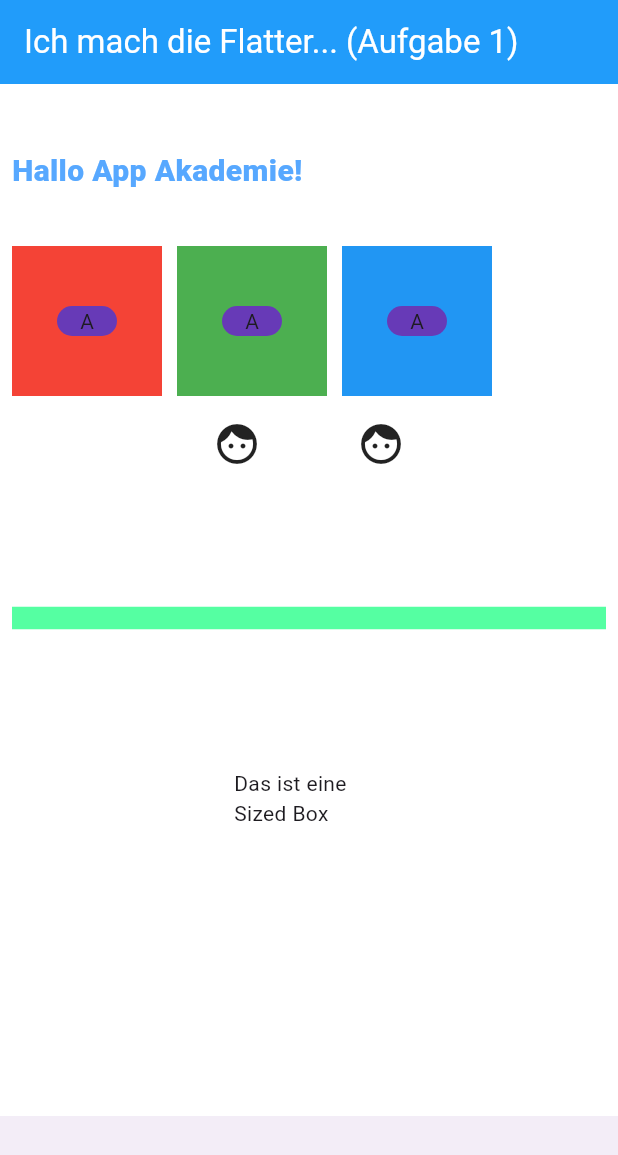
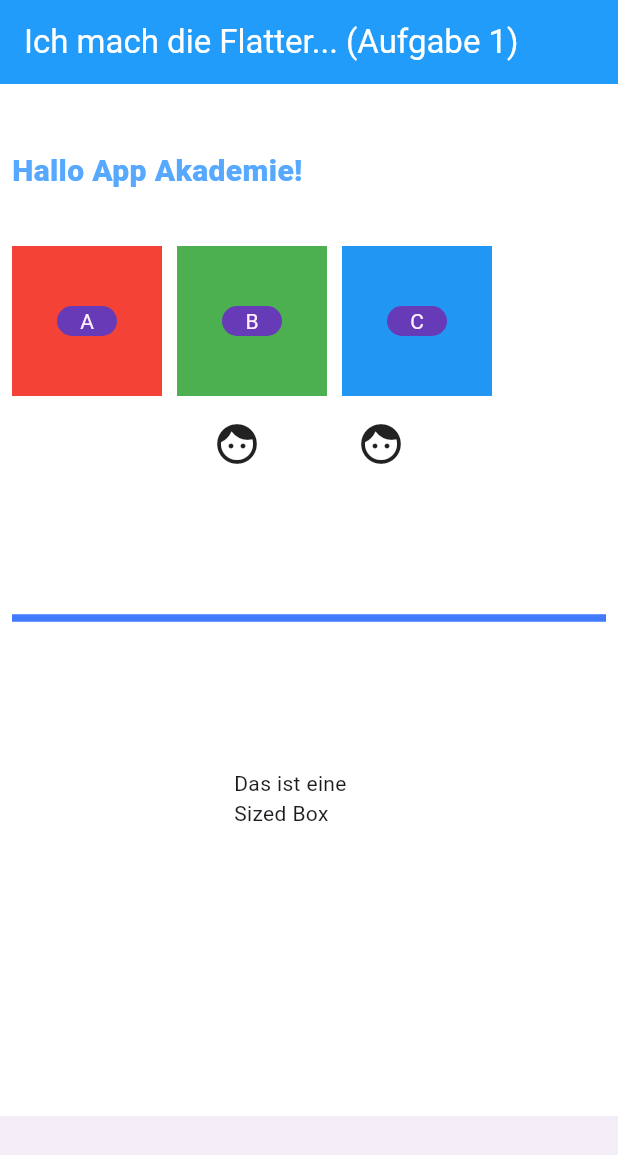
Before and after one commit to Platypus84/flutter_tryouts, a Flutter app: the screen it shows after launch, on a phone screen of 412 x 824 dp. Shown: the top 1155 px of the screen. Run offline on Flutter 3.47's test engine with Material 3 defaults, Android fonts, the phone set to English and light mode, and no system bars.

Commit message:
update03_main.dart_Task_4.2.4

```diff
--- a/lib/main.dart
+++ b/lib/main.dart
@@ -22,7 +22,6 @@ class MainApp extends StatelessWidget {
 
         body: Padding(
           padding: const EdgeInsets.all(8.0),
-          child: Container(
           child: Column(
             children: [
               Row(
@@ -62,7 +61,12 @@ class MainApp extends StatelessWidget {
                         height: 20,
                         width: 40,
                         alignment: Alignment.center,
-                          child: Text('A'),
+                        child: Text(
+                          'A',
+                          style: TextStyle(
+                            color: Color.fromARGB(255, 255, 240, 255),
+                          ),
+                        ),
                       ),
                     ),
                   ),
@@ -81,7 +85,12 @@ class MainApp extends StatelessWidget {
                         height: 20,
                         width: 40,
                         alignment: Alignment.center,
-                          child: Text('A'),
+                        child: Text(
+                          'B',
+                          style: TextStyle(
+                            color: Color.fromARGB(255, 255, 240, 255),
+                          ),
+                        ),
                       ),
                     ),
                   ),
@@ -100,7 +109,12 @@ class MainApp extends StatelessWidget {
                         height: 20,
                         width: 40,
                         alignment: Alignment.center,
-                          child: Text('A'),
+                        child: Text(
+                          'C',
+                          style: TextStyle(
+                            color: Color.fromARGB(255, 255, 240, 255),
+                          ),
+                        ),
                       ),
                     ),
                   ),
@@ -140,9 +154,9 @@ class MainApp extends StatelessWidget {
               ),
               Divider(
                 height: 200,
-                  thickness: 15,
+                thickness: 5,
                 endIndent: null,
-                  color: Color.fromARGB(170, 0, 255, 115),
+                color: Color.fromARGB(255, 65, 122, 255),
               ),
               SizedBox(
                 width: 100,
@@ -151,14 +165,6 @@ class MainApp extends StatelessWidget {
               ),
             ],
           ),
-            // decoration: BoxDecoration(
-            //   gradient: LinearGradient(
-            //     colors: [Colors.white, Colors.grey],
-            //     begin: Alignment.topLeft,
-            //     end: Alignment.bottomLeft,
-            //   ),
-            // ),
-          ),
         ),
 
         bottomNavigationBar: BottomAppBar(),
```
Lines whose indentation alone changed are shown as unchanged.
